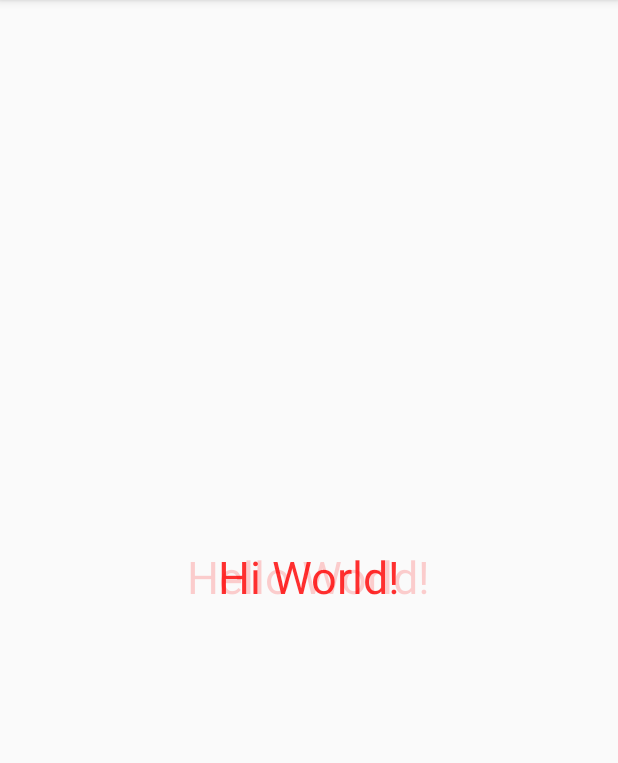
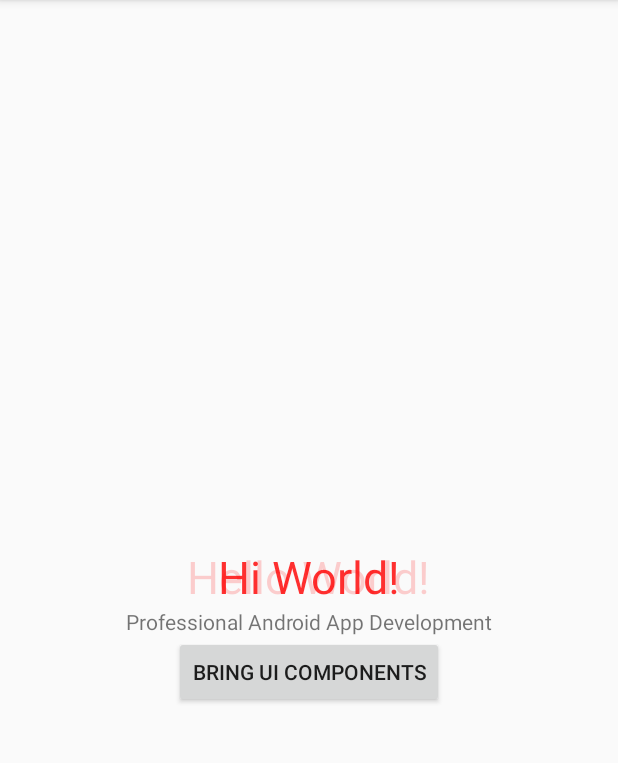
Before and after one commit to klintwales/InstagramClone, an Android app: the screen it shows after launch (MainActivity), after a tap on "Hello World!", on a phone screen of 412 x 824 dp, the part 84-847 px from its top. Run offline under Robolectric (Android 15) with nearby library versions, the phone set to English and light mode, and no system bars; 1 other tap on this screen came first.

```diff
--- a/AnimationsInAndroid/app/src/main/java/com/example/animationsinandroid/MainActivity.java
+++ b/AnimationsInAndroid/app/src/main/java/com/example/animationsinandroid/MainActivity.java
@@ -5,12 +5,15 @@ import androidx.appcompat.app.AppCompatActivity;
 import android.os.Bundle;
 import android.util.Log;
 import android.view.View;
+import android.widget.Button;
 import android.widget.TextView;
 
 public class MainActivity extends AppCompatActivity {
 
     private TextView txtHelloWorld;
     private TextView txtHiWorld;
+    private TextView txtAndroid;
+    private Button btnAnimate;
 
     private boolean isHelloWorldShowing;
 
@@ -20,6 +23,11 @@ public class MainActivity extends AppCompatActivity {
         setContentView(R.layout.activity_main);
         txtHelloWorld = findViewById(R.id.txtHelloWorld);
         txtHiWorld = findViewById(R.id.txtHiWorld);
+        txtAndroid = findViewById(R.id.txtAndroid);
+        btnAnimate = findViewById(R.id.btnAnimate);
+
+        txtHelloWorld.setX(2000);
+        txtAndroid.setX(-2000);
 
         txtHelloWorld.setOnClickListener(new View.OnClickListener() {
             @Override
@@ -37,5 +45,22 @@ public class MainActivity extends AppCompatActivity {
             }
         });
 
+        txtAndroid.setOnClickListener(new View.OnClickListener() {
+            @Override
+            public void onClick(View v) {
+                txtAndroid.animate().translationXBy(200).setDuration(5000);
+            }
+        });
+
+        btnAnimate.setOnClickListener(new View.OnClickListener() {
+            @Override
+            public void onClick(View v) {
+                txtHelloWorld.animate().translationXBy(-2000);
+                txtAndroid.animate().translationXBy(2000);
+            }
+        });
+
+
+
     }
 }
--- a/AnimationsInAndroid/app/src/main/res/layout/activity_main.xml
+++ b/AnimationsInAndroid/app/src/main/res/layout/activity_main.xml
@@ -32,4 +32,22 @@
         android:alpha="0"
         />
 
+    <TextView
+        android:id="@+id/txtAndroid"
+        android:layout_width="wrap_content"
+        android:layout_height="wrap_content"
+        android:text="Professional Android App Development"
+        app:layout_constraintEnd_toEndOf="parent"
+        app:layout_constraintStart_toStartOf="parent"
+        app:layout_constraintTop_toBottomOf="@+id/txtHelloWorld" />
+
+    <Button
+        android:id="@+id/btnAnimate"
+        android:layout_width="wrap_content"
+        android:layout_height="wrap_content"
+        android:text="Bring UI Components"
+        app:layout_constraintEnd_toEndOf="parent"
+        app:layout_constraintStart_toStartOf="parent"
+        app:layout_constraintTop_toBottomOf="@+id/txtAndroid" />
+
 </androidx.constraintlayout.widget.ConstraintLayout>
```
